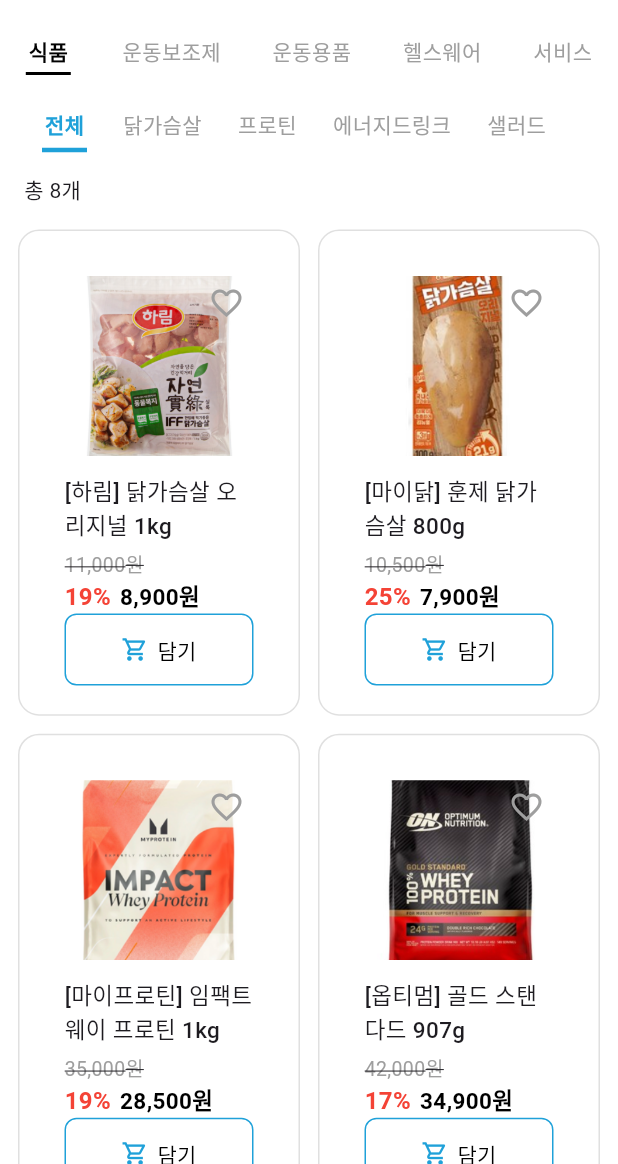
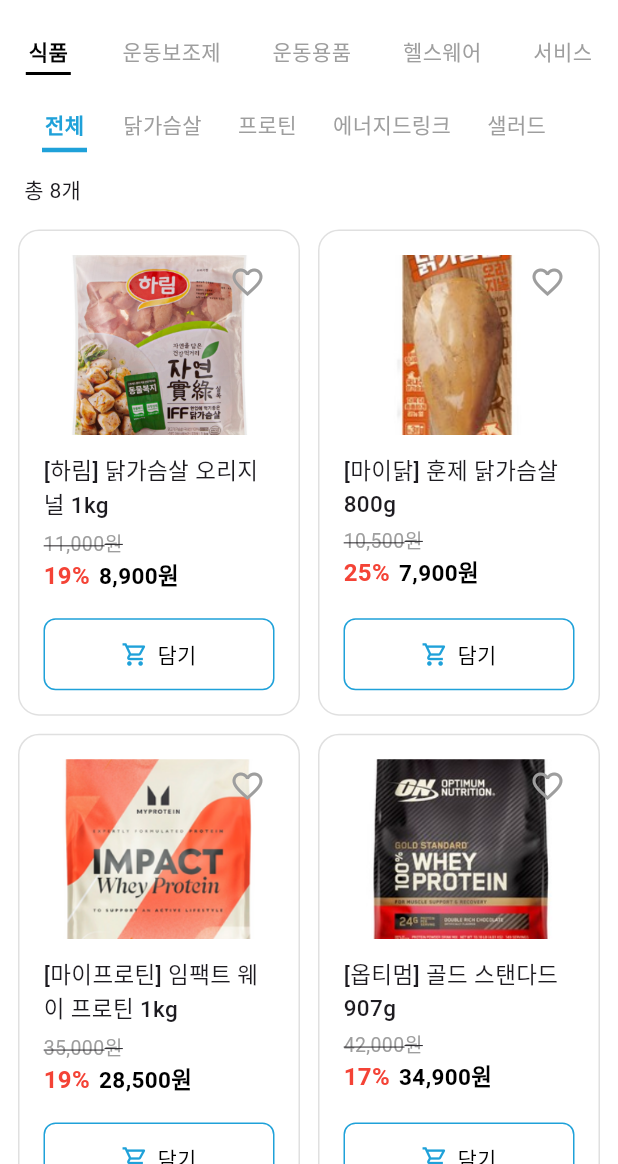
Before and after one commit to YesunPark/thunder_shop, a Flutter app: the screen it shows after launch, on a phone screen of 412 x 824 dp, the part 72-1236 px from its top. Run offline on Flutter 3.47's test engine with Material 3 defaults, Android fonts, the phone set to English and light mode, and no system bars; our stand-ins replace image_picker; missing offline and left inert: video_thumbnail.

Commit message:
Fix:상품목록 꺠짐 수정

```diff
--- a/lib/product_list/widgets/product_item.dart
+++ b/lib/product_list/widgets/product_item.dart
@@ -69,61 +69,10 @@
           )
         : null;
 
-    return LayoutBuilder(
-      builder: (context, constraints) {
-        Widget priceWidget() {
-          if (isDiscount) {
-            return Column(
-              crossAxisAlignment: CrossAxisAlignment.start,
-              children: [
-                Text(
-                  '${formatWithComma(widget.product.price)}원',
-                  style: const TextStyle(
-                    decoration: TextDecoration.lineThrough,
-                    color: Colors.grey,
-                    fontSize: 13,
-                  ),
-                ),
-                Row(
-                  crossAxisAlignment: CrossAxisAlignment.end,
-                  children: [
-                    if (discountPercent != null)
-                      Padding(
-                        padding: const EdgeInsets.only(right: 6.0),
-                        child: Text(
-                          '${discountPercent}%',
-                          style: const TextStyle(
-                            color: Colors.red,
-                            fontWeight: FontWeight.bold,
-                            fontSize: 16,
-                          ),
-                        ),
-                      ),
-                    Text(
-                      '${formatWithComma(widget.product.discountPrice!)}원',
-                      style: const TextStyle(
-                        fontWeight: FontWeight.bold,
-                        color: Colors.black,
-                        fontSize: 15,
-                      ),
-                    ),
-                  ],
-                ),
-              ],
-            );
-          } else {
-            return Text(
-              '${formatWithComma(widget.product.price)}원',
-              style: const TextStyle(fontWeight: FontWeight.bold, fontSize: 15),
-            );
-          }
-        }
-
     return GestureDetector(
       onTap: () => _goToDetailPage(context),
       child: Container(
-            constraints: const BoxConstraints(maxHeight: 270),
-            padding: const EdgeInsets.all(30),
+        padding: const EdgeInsets.symmetric(horizontal: 16, vertical: 16),
         decoration: BoxDecoration(
           border: Border.all(color: Colors.grey.shade300),
           borderRadius: BorderRadius.circular(14),
@@ -132,7 +81,7 @@
         child: Column(
           crossAxisAlignment: CrossAxisAlignment.start,
           children: [
-                // 이미지 + 하트 우상단
+            // 이미지 + 하트
             Stack(
               children: [
                 ClipRRect(
@@ -169,18 +118,63 @@
               ],
             ),
             const SizedBox(height: 12),
+
+            // 상품명
             Text(
               widget.product.productName,
               maxLines: 2,
               overflow: TextOverflow.ellipsis,
+              style: const TextStyle(fontSize: 15, fontWeight: FontWeight.w500),
+            ),
+
+            const SizedBox(height: 4),
+
+            // 가격
+            if (isDiscount) ...[
+              Text(
+                '${formatWithComma(widget.product.price)}원',
                 style: const TextStyle(
-                    fontSize: 15,
-                    fontWeight: FontWeight.w500,
+                  decoration: TextDecoration.lineThrough,
+                  color: Colors.grey,
+                  fontSize: 13,
                 ),
               ),
-                const SizedBox(height: 4),
-                priceWidget(),
-                const Spacer(),
+              Row(
+                crossAxisAlignment: CrossAxisAlignment.end,
+                children: [
+                  if (discountPercent != null)
+                    Padding(
+                      padding: const EdgeInsets.only(right: 6.0),
+                      child: Text(
+                        '${discountPercent}%',
+                        style: const TextStyle(
+                          color: Colors.red,
+                          fontWeight: FontWeight.bold,
+                          fontSize: 16,
+                        ),
+                      ),
+                    ),
+                  Text(
+                    '${formatWithComma(widget.product.discountPrice!)}원',
+                    style: const TextStyle(
+                      fontWeight: FontWeight.bold,
+                      color: Colors.black,
+                      fontSize: 15,
+                    ),
+                  ),
+                ],
+              ),
+            ] else
+              Text(
+                '${formatWithComma(widget.product.price)}원',
+                style: const TextStyle(
+                  fontWeight: FontWeight.bold,
+                  fontSize: 15,
+                ),
+              ),
+
+            const Spacer(), // 🔥 여기가 핵심! 남는 공간을 밀어줌
+            // 버튼
             SizedBox(
               width: double.infinity,
               child: ElevatedButton(
@@ -212,7 +206,5 @@
         ),
       ),
     );
-      },
-    );
   }
 }
```
Lines whose indentation alone changed are shown as unchanged.
